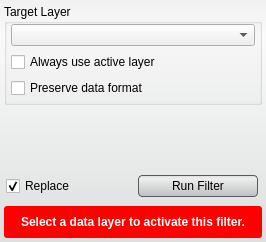
SCIInstitute/Seg3D, file src/Interface/ToolInterface/IntensityCorrectionFilterInterface.ui: the form before one commit.
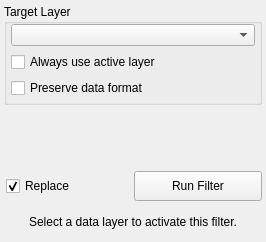
The form after the commit. Custom widgets are drawn as their Qt base class.

What changed in the file:
```diff
--- a/src/Interface/ToolInterface/IntensityCorrectionFilterInterface.ui
+++ b/src/Interface/ToolInterface/IntensityCorrectionFilterInterface.ui
@@ -25,33 +25,6 @@
   <property name="windowTitle">
    <string>Form</string>
   </property>
-  <property name="styleSheet">
-   <string notr="true">QWidget#IntensityCorrectionFilterInterface{
-  border-radius: 3px;
-  background-color: qlineargradient(spread:pad, x1:0.5, y1:0, x2:0.5, y2:0.960227, stop:0 rgba(241, 241, 241, 255), stop:0.155779 rgba(250, 250, 250, 255), stop:1 rgba(222, 224, 224, 255));       
-}
-
-QPushButton{
-  background-color: qlineargradient(spread:pad, x1:0.5, y1:0, x2:0.5, y2:0.960227, stop:0 rgba(221, 221, 221, 255), stop:0.155779 rgba(238, 238, 238, 255), stop:1 rgba(192, 194, 194, 255));
-  border-radius: 4px;
-  border: 1px solid rgb(90, 90, 90);
-  margin:4px;
-}
-
-QPushButton:hover{
-  background-color: qlineargradient(spread:pad, x1:0.5, y1:0, x2:0.5, y2:1, stop:0 rgba(195, 195, 195, 255), stop:0.253769 rgba(206, 206, 206, 255), stop:1 rgba(185, 185, 185, 255));
-  border-radius: 4px;
-  border: 1px solid rgb(90, 90, 90);
-  margin:4px;
-}
-
-QPushButton:pressed{
-  background-color: qlineargradient(spread:pad, x1:0.5, y1:0, x2:0.5, y2:1, stop:0 rgba(150, 150, 150, 255), stop:0.753769 rgba(206, 206, 206, 255), stop:1 rgba(185, 185, 185, 255));
-  border-radius: 4px;
-  border: 1px solid rgb(90, 90, 90);
-  margin:4px;
-}</string>
-  </property>
   <layout class="QVBoxLayout" name="verticalLayout">
    <property name="spacing">
     <number>4</number>
@@ -213,17 +186,6 @@
        <height>32</height>
       </size>
      </property>
-     <property name="styleSheet">
-      <string notr="true">QLabel#message_{
-  color: white;
-  font: bold;
-}
-
-QWidget#message_alert_{
-  border-radius: 3px;
-  background-color: red;
-}</string>
-     </property>
      <layout class="QHBoxLayout" name="horizontalLayout_6">
       <property name="spacing">
        <number>0</number>
```
